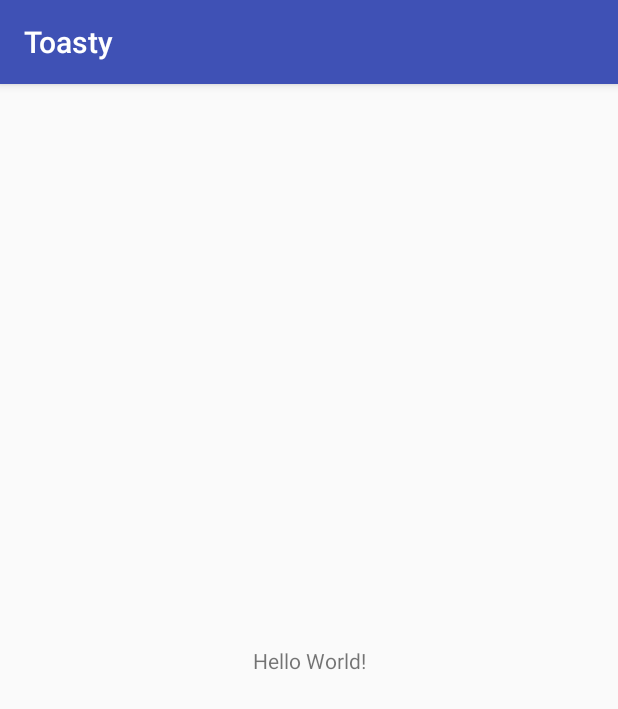
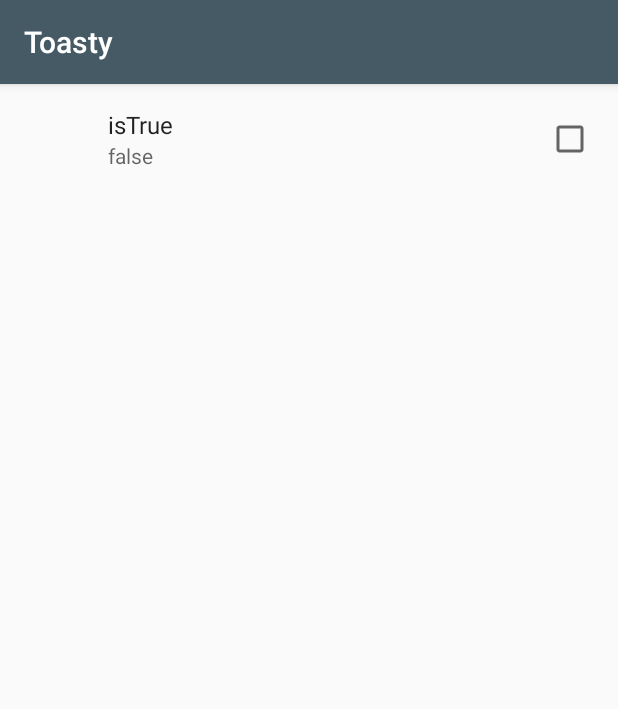
Before and after one commit to wojciechkryg/Toasty, an Android app: the screen it shows after launch (SettingsActivity), on a phone screen of 412 x 824 dp. Shown: the top 709 px of the screen. Run offline under Robolectric (Android 15) with nearby library versions, the phone set to English and light mode, and no system bars; our stand-ins replace androidx.preference.

Commit message:
Added PreferenceFragment

```diff
--- a/app/build.gradle
+++ b/app/build.gradle
@@ -28,6 +28,7 @@ dependencies {
     // android
     compile "com.android.support:appcompat-v7:$android_support_version"
     compile "com.android.support.constraint:constraint-layout:$constraint_layout_version"
+    compile "com.android.support:preference-v7:$android_support_version"
 
     // kotlin
     compile "org.jetbrains.kotlin:kotlin-stdlib-jdk7:$kotlin_version"
--- a/app/src/main/AndroidManifest.xml
+++ b/app/src/main/AndroidManifest.xml
@@ -17,5 +17,4 @@
             </intent-filter>
         </activity>
     </application>
-
 </manifest>
--- a/app/src/main/java/com/wojdor/toasty/settings/SettingsActivity.kt
+++ b/app/src/main/java/com/wojdor/toasty/settings/SettingsActivity.kt
@@ -1,7 +1,8 @@
 package com.wojdor.toasty.settings
 
+import android.os.Bundle
+import android.preference.PreferenceManager
 import android.support.v7.app.AppCompatActivity
-import android.os.Bundle
 import com.wojdor.toasty.R
 
 class SettingsActivity : AppCompatActivity(), SettingsContract.View {
@@ -12,5 +13,7 @@ class SettingsActivity : AppCompatActivity(), SettingsContract.View {
         super.onCreate(savedInstanceState)
         setContentView(R.layout.activity_settings)
         presenter = SettingsPresenter(this)
+        // TODO: Use shared preferences
+        PreferenceManager.getDefaultSharedPreferences(this)
     }
 }
--- /dev/null
+++ b/app/src/main/java/com/wojdor/toasty/settings/SettingsFragment.kt
@@ -0,0 +1,12 @@
+package com.wojdor.toasty.settings
+
+import android.os.Bundle
+import android.support.v7.preference.PreferenceFragmentCompat
+import com.wojdor.toasty.R
+
+class SettingsFragment : PreferenceFragmentCompat() {
+
+    override fun onCreatePreferences(savedInstanceState: Bundle?, rootKey: String?) {
+        addPreferencesFromResource(R.xml.preferences)
+    }
+}
--- a/app/src/main/res/layout/activity_settings.xml
+++ b/app/src/main/res/layout/activity_settings.xml
@@ -1,17 +1,5 @@
 <?xml version="1.0" encoding="utf-8"?>
-<android.support.constraint.ConstraintLayout xmlns:android="http://schemas.android.com/apk/res/android"
-    xmlns:app="http://schemas.android.com/apk/res-auto"
-    xmlns:tools="http://schemas.android.com/tools"
+<fragment xmlns:android="http://schemas.android.com/apk/res/android"
     android:layout_width="match_parent"
     android:layout_height="match_parent"
-    tools:context="com.wojdor.toasty.settings.SettingsActivity">
-
-    <TextView
-        android:layout_width="wrap_content"
-        android:layout_height="wrap_content"
-        android:text="Hello World!"
-        app:layout_constraintBottom_toBottomOf="parent"
-        app:layout_constraintLeft_toLeftOf="parent"
-        app:layout_constraintRight_toRightOf="parent"
-        app:layout_constraintTop_toTopOf="parent" />
-</android.support.constraint.ConstraintLayout>
+    android:name="com.wojdor.toasty.settings.SettingsFragment"/>
--- /dev/null
+++ b/app/src/main/res/values/bools.xml
@@ -0,0 +1,4 @@
+<?xml version="1.0" encoding="utf-8"?>
+<resources>
+    <bool name="settings_is_true_default">false</bool>
+</resources>
--- a/app/src/main/res/values/colors.xml
+++ b/app/src/main/res/values/colors.xml
@@ -1,6 +1,6 @@
 <?xml version="1.0" encoding="utf-8"?>
 <resources>
-    <color name="colorPrimary">#3F51B5</color>
-    <color name="colorPrimaryDark">#303F9F</color>
-    <color name="colorAccent">#FF4081</color>
+    <color name="colorPrimary">#455A64</color>
+    <color name="colorPrimaryDark">#1C313A</color>
+    <color name="colorAccent">#BF360C</color>
 </resources>
--- a/app/src/main/res/values/strings.xml
+++ b/app/src/main/res/values/strings.xml
@@ -1,3 +1,8 @@
 <resources>
     <string name="app_name">Toasty</string>
+
+    <string name="settings_is_true_title">isTrue</string>
+    <string name="settings_is_true_key" translatable="false">is_true</string>
+    <string name="settings_is_true_true">true</string>
+    <string name="settings_is_true_false">false</string>
 </resources>
--- a/app/src/main/res/values/styles.xml
+++ b/app/src/main/res/values/styles.xml
@@ -1,11 +1,11 @@
 <resources>
 
-    <!-- Base application theme. -->
     <style name="AppTheme" parent="Theme.AppCompat.Light.DarkActionBar">
-        <!-- Customize your theme here. -->
         <item name="colorPrimary">@color/colorPrimary</item>
         <item name="colorPrimaryDark">@color/colorPrimaryDark</item>
         <item name="colorAccent">@color/colorAccent</item>
+        <item name="android:statusBarColor">@color/colorPrimary</item>
+        <item name="android:navigationBarColor">@color/colorPrimary</item>
+        <item name="preferenceTheme">@style/PreferenceThemeOverlay</item>
     </style>
-
 </resources>
--- /dev/null
+++ b/app/src/main/res/xml/preferences.xml
@@ -0,0 +1,10 @@
+<?xml version="1.0" encoding="utf-8"?>
+<PreferenceScreen xmlns:android="http://schemas.android.com/apk/res/android">
+
+    <CheckBoxPreference
+        android:defaultValue="@bool/settings_is_true_default"
+        android:key="@string/settings_is_true_key"
+        android:summaryOff="@string/settings_is_true_false"
+        android:summaryOn="@string/settings_is_true_true"
+        android:title="@string/settings_is_true_title" />
+</PreferenceScreen>
```
